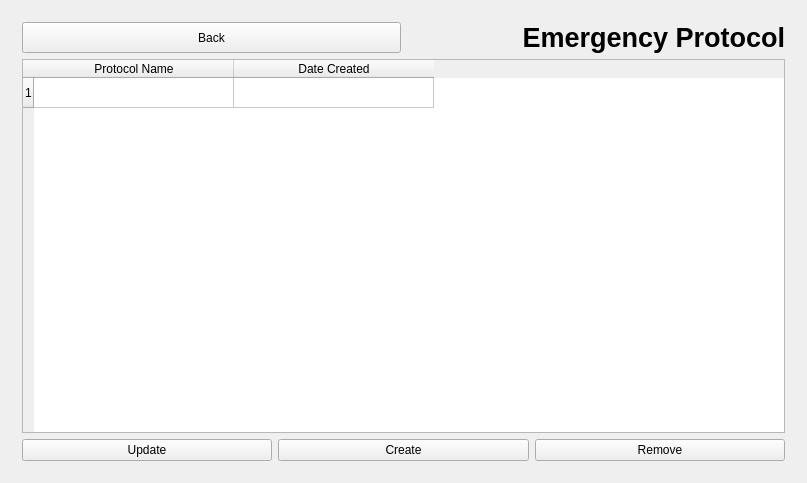
Before: the Qt Designer form gui/mainwindow.ui in XinChen96/Emergency-Response-System, drawn with Qt 5.
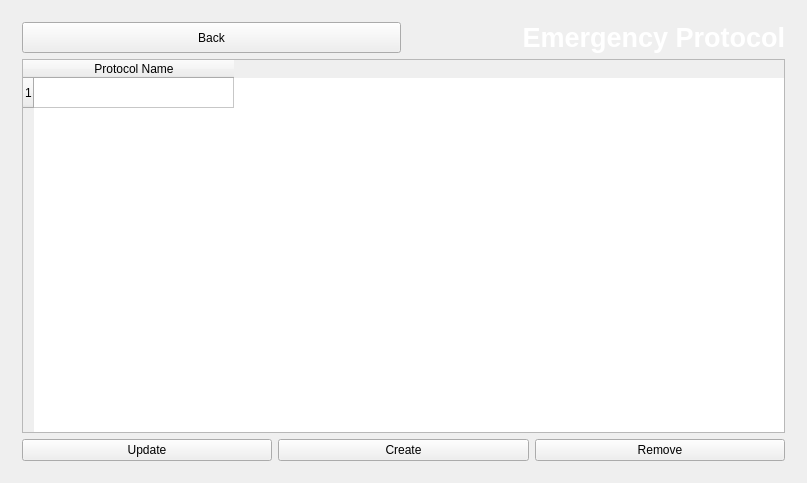
After: the same form once the commit is applied. The open tabs and pages were chosen to show the change. Icons and pictures are not drawn.

Commit message: Modified the GUI, and made the Trigger area read only.

The edit to the form file:
```diff
--- a/gui/mainwindow.ui
+++ b/gui/mainwindow.ui
@@ -808,6 +808,9 @@
               <bold>true</bold>
              </font>
             </property>
+            <property name="styleSheet">
+             <string notr="true">color: white</string>
+            </property>
             <property name="text">
              <string>Emergency Protocol</string>
             </property>
@@ -833,11 +836,6 @@
             <string>Protocol Name</string>
            </property>
           </column>
-          <column>
-           <property name="text">
-            <string>Date Created</string>
-           </property>
-          </column>
          </widget>
         </item>
         <item>
```
Left out of the diff: 15 changed lines with no effect on the pictures. The commit also changes 2 other files.
